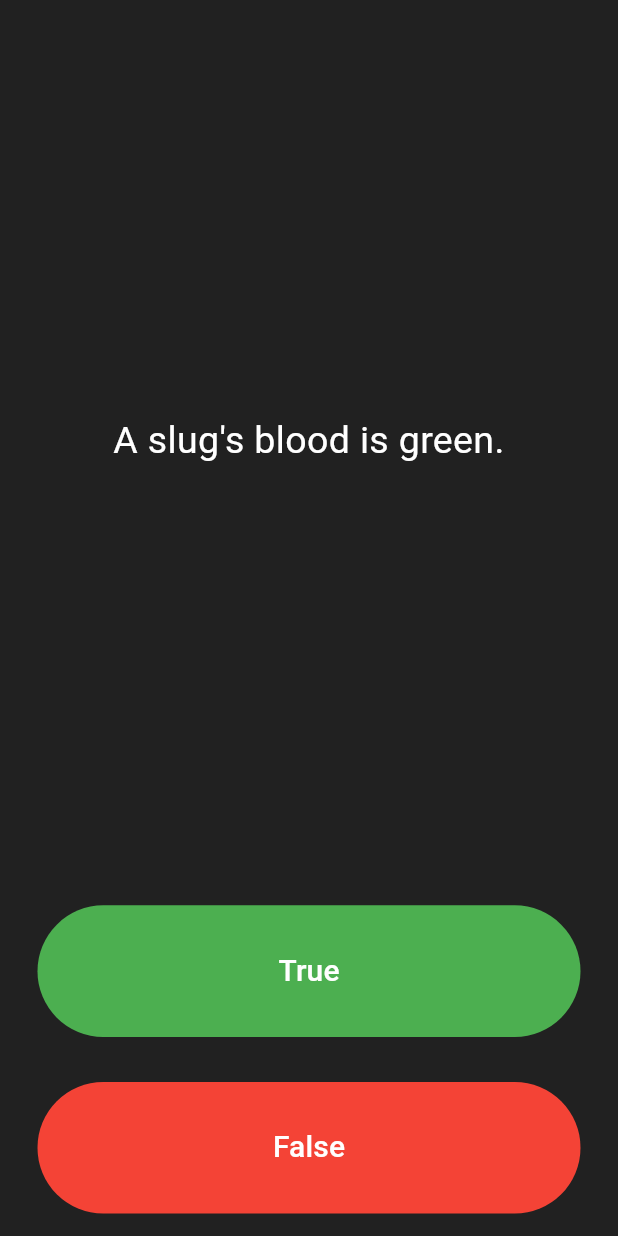
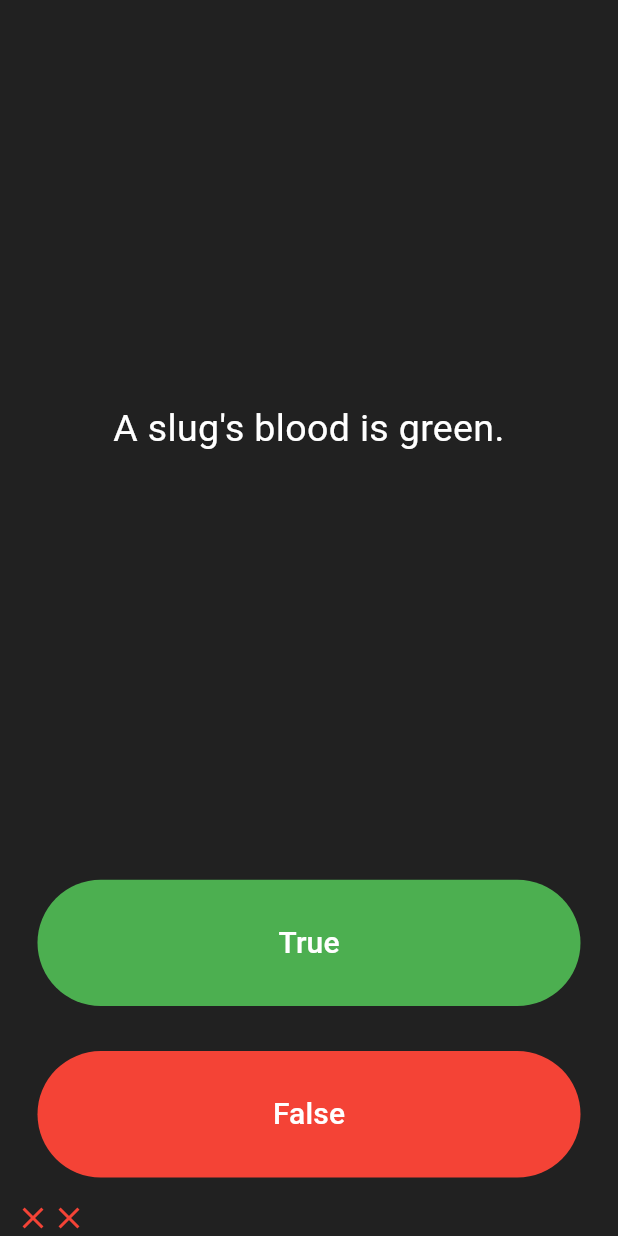
Before and after one commit to elham96dev/quizzler-app, a Flutter app: the screen it shows after launch, after a tap on "True", after a tap on "False", on a phone screen of 412 x 824 dp. Run offline on Flutter 3.47's test engine with Material 3 defaults, Android fonts, the phone set to English and light mode, and no system bars.

Commit message:
last commit

```diff
--- a/lib/quiz_list.dart
+++ b/lib/quiz_list.dart
@@ -30,17 +30,30 @@ class QuizList {
         true),
   ];
 
+  /// 👉 Move to next question
   void nextQuestion() {
     if (_questionNumber < _questionBank.length - 1) {
       _questionNumber++;
     }
   }
 
+  /// 👉 Question text
   String getQuestionText() {
     return _questionBank[_questionNumber].questionText;
   }
 
+  /// 👉 Correct answer
   bool getQuestionAnswer() {
     return _questionBank[_questionNumber].questionAnswer;
   }
+
+  /// ✅ CHECK IF QUIZ IS FINISHED
+  bool isFinished() {
+    return _questionNumber >= _questionBank.length - 1;
+  }
+
+  /// ✅ RESET QUIZ
+  void reset() {
+    _questionNumber = 0;
+  }
 }
--- a/lib/quiz_page.dart
+++ b/lib/quiz_page.dart
@@ -3,95 +3,125 @@ import 'package:flutter/material.dart';
 import 'main.dart';
 
 class QuizPage extends StatefulWidget {
+  const QuizPage({Key? key}) : super(key: key);
+
   @override
-  _QuizPageState createState() => _QuizPageState();
+  State<QuizPage> createState() => _QuizPageState();
 }
 
 class _QuizPageState extends State<QuizPage> {
-  List<Icon> scoreKeeper = [];
+  final List<Icon> scoreKeeper = [];
+
+  void checkAnswer(bool userChoice) {
+    final bool correctAnswer = quizList.getQuestionAnswer();
+
+    setState(() {
+      scoreKeeper.add(
+        Icon(
+          userChoice == correctAnswer ? Icons.check : Icons.close,
+          color: userChoice == correctAnswer ? Colors.green : Colors.red,
+        ),
+      );
+
+      if (quizList.isFinished()) {
+        _showFinishDialog();
+      } else {
+        quizList.nextQuestion();
+      }
+    });
+  }
+
+  void _showFinishDialog() {
+    showDialog(
+      context: context,
+      barrierDismissible: false,
+      builder: (context) => AlertDialog(
+        title: const Text('Quiz Finished'),
+        content: const Text('What would you like to do?'),
+        actions: [
+          TextButton(
+            child: const Text('Cancel'),
+            onPressed: () {
+              Navigator.pop(context);
+              setState(() {
+                quizList.reset();
+                scoreKeeper.clear();
+              });
+            },
+          ),
+          TextButton(
+            child: const Text('Restart'),
+            onPressed: () {
+              Navigator.pop(context);
+              setState(() {
+                quizList.reset();
+                scoreKeeper.clear();
+              });
+            },
+          ),
+        ],
+      ),
+    );
+  }
 
   @override
   Widget build(BuildContext context) {
     return Column(
+      crossAxisAlignment: CrossAxisAlignment.stretch,
       mainAxisAlignment: MainAxisAlignment.spaceBetween,
-      crossAxisAlignment: CrossAxisAlignment.stretch,
-      children: <Widget>[
+      children: [
+        /// QUESTION
         Expanded(
           flex: 5,
           child: Padding(
-            padding: EdgeInsets.all(10.0),
+            padding: const EdgeInsets.all(10),
             child: Center(
               child: Text(
                 quizList.getQuestionText(),
                 textAlign: TextAlign.center,
-                style: TextStyle(
-                  fontSize: 25.0,
+                style: const TextStyle(
+                  fontSize: 25,
                   color: Colors.white,
                 ),
               ),
             ),
           ),
         ),
+
+        /// TRUE BUTTON
         Expanded(
           child: Padding(
-            padding: EdgeInsets.all(15.0),
+            padding: const EdgeInsets.all(15),
             child: TextButton(
-              style: TextButton.styleFrom(
-                backgroundColor: Colors.green,
+              style: TextButton.styleFrom(backgroundColor: Colors.green),
+              onPressed: () => checkAnswer(true),
+              child: const Text(
+                'True',
+                style: TextStyle(fontSize: 20, color: Colors.white),
               ),
-              child: Text(
-                'True',
-                style: TextStyle(
-                  color: Colors.white,
-                  fontSize: 20.0,
-                ),
-              ),
-              onPressed: () {
-                // The user picked true
-                bool correctAnswer = quizList.getQuestionAnswer();
-                if (correctAnswer == true) {
-                  print('user got it right!');
-                } else {
-                  print('user got it wrong!');
-                }
-                setState(() {
-                  quizList.nextQuestion();
-                });
-              },
             ),
           ),
         ),
+
+        /// FALSE BUTTON
         Expanded(
           child: Padding(
-            padding: EdgeInsets.all(15.0),
+            padding: const EdgeInsets.all(15),
             child: TextButton(
-              style: TextButton.styleFrom(
-                backgroundColor: Colors.red,
+              style: TextButton.styleFrom(backgroundColor: Colors.red),
+              onPressed: () => checkAnswer(false),
+              child: const Text(
+                'False',
+                style: TextStyle(fontSize: 20, color: Colors.white),
               ),
-              child: Text(
-                'False',
-                style: TextStyle(
-                  fontSize: 20.0,
-                  color: Colors.white,
-                ),
-              ),
-              onPressed: () {
-                // The user picked false
-                bool correctAnswer = quizList.getQuestionAnswer();
-                if (correctAnswer == false) {
-                  print('user got it right!');
-                } else {
-                  print('user got it wrong!');
-                }
-                setState(() {
-                  quizList.nextQuestion();
-                });
-              },
             ),
           ),
         ),
-        Row(
-          children: scoreKeeper,
+
+        /// SCORE ICONS
+        SingleChildScrollView(
+          scrollDirection: Axis.horizontal,
+          child: Row(children: scoreKeeper),
         ),
       ],
     );
```
